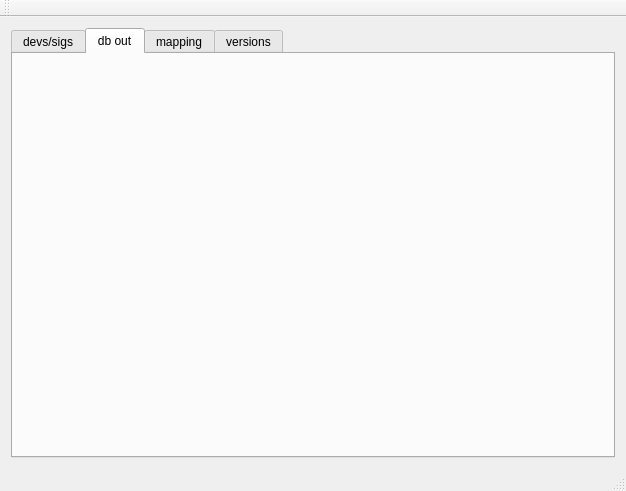
This is mainwindow.ui in johnty/qt-mapper-versioning-test as Qt 5 draws it before an edit. The edited form follows.
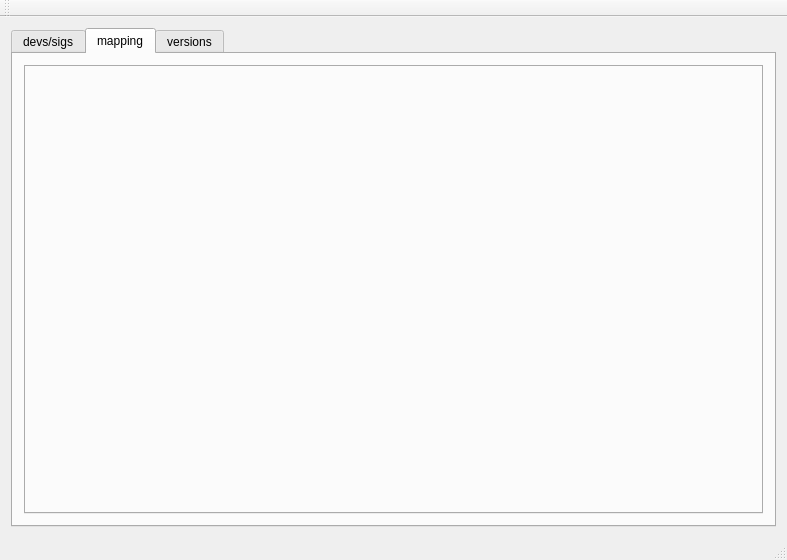
This is the edited form. The open tabs and pages were chosen to show the change.

Patch:
```diff
--- a/mainwindow.ui
+++ b/mainwindow.ui
@@ -6,8 +6,8 @@
    <rect>
     <x>0</x>
     <y>0</y>
-    <width>626</width>
-    <height>491</height>
+    <width>787</width>
+    <height>560</height>
    </rect>
   </property>
   <property name="windowTitle">
@@ -79,15 +79,15 @@
           </item>
          </layout>
         </widget>
-        <widget class="QWidget" name="tabDB">
-         <attribute name="title">
-          <string>db out</string>
-         </attribute>
-        </widget>
-        <widget class="QWidget" name="tabMapper">
+        <widget class="QWidget" name="tabMapperMain">
          <attribute name="title">
           <string>mapping</string>
          </attribute>
+         <layout class="QGridLayout" name="gridLayout_4">
+          <item row="0" column="0">
+           <widget class="QTabWidget" name="tabMapperView"/>
+          </item>
+         </layout>
         </widget>
         <widget class="QWidget" name="tabVersions">
          <attribute name="title">
```
Left out of the diff: 4 changed lines with no effect on the pictures.
